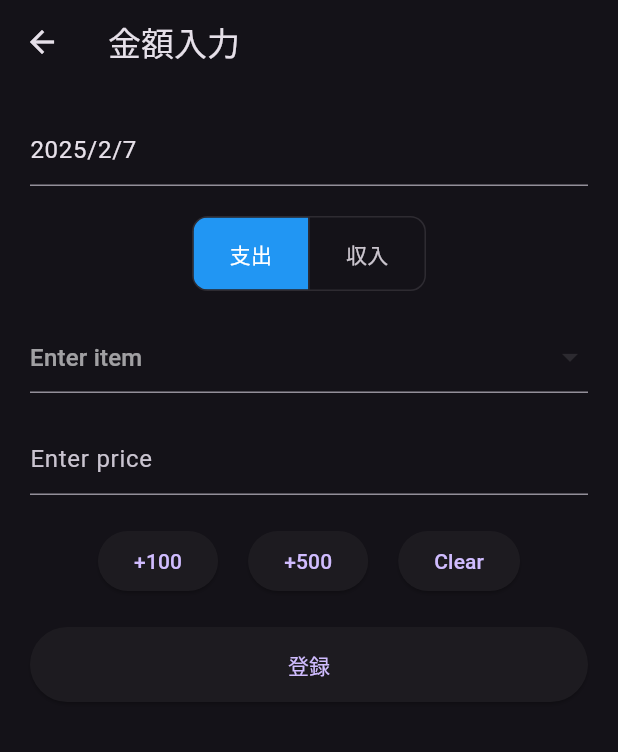
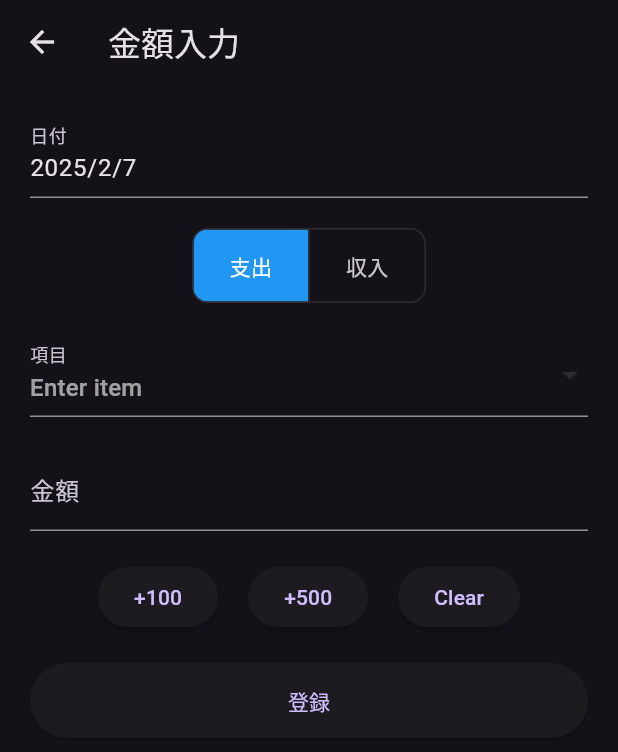
Before and after one commit to sikigasa/hackathon-vol13, a Flutter app: the screen it shows after launch, after a tap on the "add" icon, on a phone screen of 412 x 824 dp. Shown: the top 752 px of the screen. Run offline on Flutter 3.47's test engine with Material 3 defaults, Android fonts, the phone set to English and light mode, and no system bars; our stand-ins replace camera, drift, google_generative_ai, petitparser, rive, shared_preferences; missing offline and left inert: external_path, google_mlkit_text_recognition, photo_manager; accounts and stored records are empty; generated files the repository leaves out were written again.

Commit message:
add: label

```diff
--- a/lib/pages/input/input_page.dart
+++ b/lib/pages/input/input_page.dart
@@ -126,6 +126,7 @@ class _InputFormState extends State<InputForm> {
                   },
                   controller: dateEditingController,
                   decoration: const InputDecoration(
+                    labelText: '日付',
                     hintText: 'Enter date',
                   ),
                 ),
@@ -196,6 +197,7 @@ class _InputFormState extends State<InputForm> {
                   }
                   return DropdownButtonFormField(
                     decoration: const InputDecoration(
+                      labelText: '項目',
                       hintText: 'Enter item',
                     ),
                     value: selectedDropdownValue,
@@ -222,6 +224,7 @@ class _InputFormState extends State<InputForm> {
               keyboardType: TextInputType.number,
               controller: amountEditingController,
               decoration: const InputDecoration(
+                labelText: '金額',
                 hintText: 'Enter price',
               ),
               validator: (String? value) {
```
